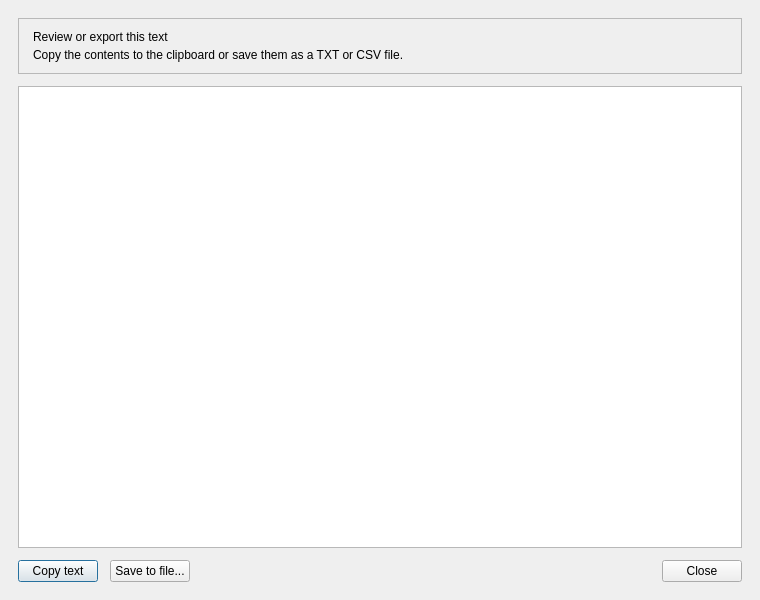
This is source/modorganizer/src/savetextasdialog.ui in ArialSenki/MO2-Revamped as Qt 5 draws it before an edit. The edited form follows.
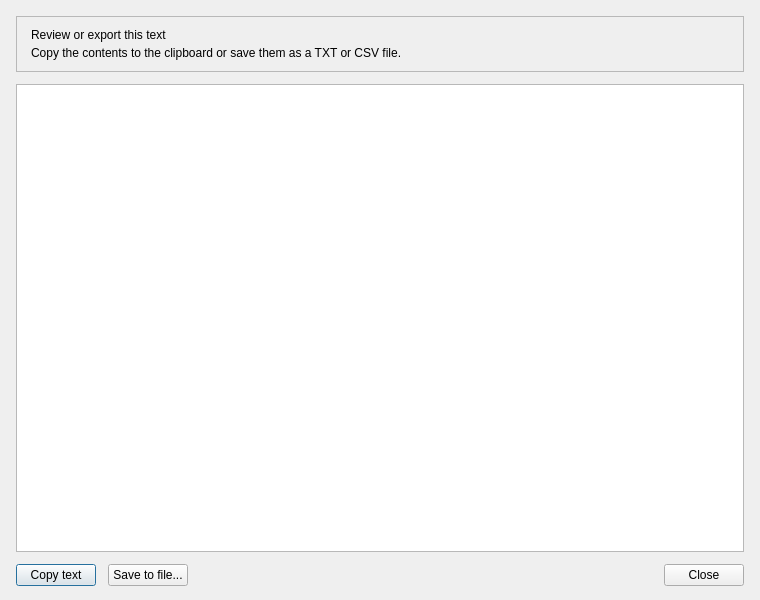
This is the edited form.

```diff
--- a/source/modorganizer/src/savetextasdialog.ui
+++ b/source/modorganizer/src/savetextasdialog.ui
@@ -14,10 +14,10 @@
    <string>Text output</string>
   </property>
  <layout class="QVBoxLayout" name="verticalLayout">
-  <property name="leftMargin"><number>18</number></property>
-  <property name="topMargin"><number>18</number></property>
-  <property name="rightMargin"><number>18</number></property>
-  <property name="bottomMargin"><number>18</number></property>
+  <property name="leftMargin"><number>16</number></property>
+  <property name="topMargin"><number>16</number></property>
+  <property name="rightMargin"><number>16</number></property>
+  <property name="bottomMargin"><number>14</number></property>
   <property name="spacing"><number>12</number></property>
   <item>
    <widget class="QFrame" name="saveTextHeaderCard">
```
